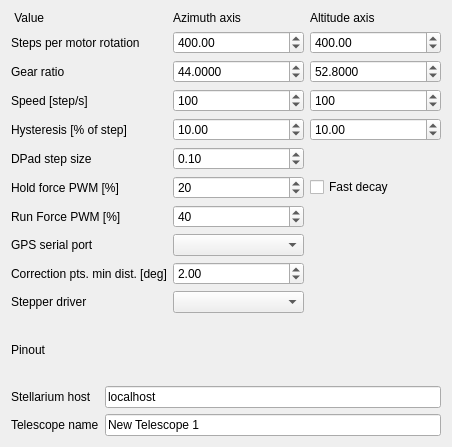
This is PrefsDialog.ui in kwahoo2/Mortar as Qt 5 draws it before an edit. The edited form follows.
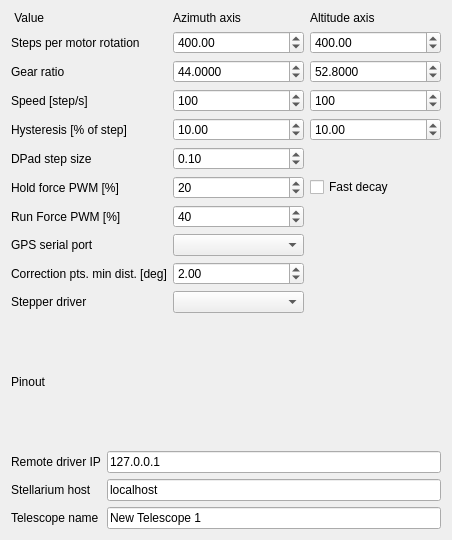
This is the edited form. Icons and pictures are not drawn.

Commit message: remote driver client

The edit to the form file:
```diff
--- a/PrefsDialog.ui
+++ b/PrefsDialog.ui
@@ -7,7 +7,7 @@
     <x>0</x>
     <y>0</y>
     <width>452</width>
-    <height>447</height>
+    <height>540</height>
    </rect>
   </property>
   <property name="windowTitle">
@@ -23,34 +23,48 @@
   <layout class="QGridLayout" name="gridLayout_2">
    <item row="2" column="0">
     <layout class="QGridLayout" name="gridLayout_3">
-     <item row="0" column="0">
-      <widget class="QLabel" name="label_8">
-       <property name="text">
-        <string>Stellarium host</string>
-       </property>
-      </widget>
-     </item>
-     <item row="1" column="0">
-      <widget class="QLabel" name="label_9">
-       <property name="text">
-        <string>Telescope name</string>
-       </property>
-      </widget>
-     </item>
-     <item row="0" column="1">
+     <item row="1" column="1">
       <widget class="QLineEdit" name="hostLineEdit">
        <property name="text">
         <string>localhost</string>
        </property>
       </widget>
      </item>
-     <item row="1" column="1">
+     <item row="2" column="1">
       <widget class="QLineEdit" name="telescopeLineEdit">
        <property name="text">
         <string>New Telescope 1</string>
        </property>
       </widget>
      </item>
+     <item row="2" column="0">
+      <widget class="QLabel" name="label_9">
+       <property name="text">
+        <string>Telescope name</string>
+       </property>
+      </widget>
+     </item>
+     <item row="1" column="0">
+      <widget class="QLabel" name="label_8">
+       <property name="text">
+        <string>Stellarium host</string>
+       </property>
+      </widget>
+     </item>
+     <item row="0" column="0">
+      <widget class="QLabel" name="label_16">
+       <property name="text">
+        <string>Remote driver IP</string>
+       </property>
+      </widget>
+     </item>
+     <item row="0" column="1">
+      <widget class="QLineEdit" name="remoteLineEdit">
+       <property name="text">
+        <string>127.0.0.1</string>
+       </property>
+      </widget>
+     </item>
     </layout>
    </item>
    <item row="0" column="0">
```
The commit also changes 11 other files.
